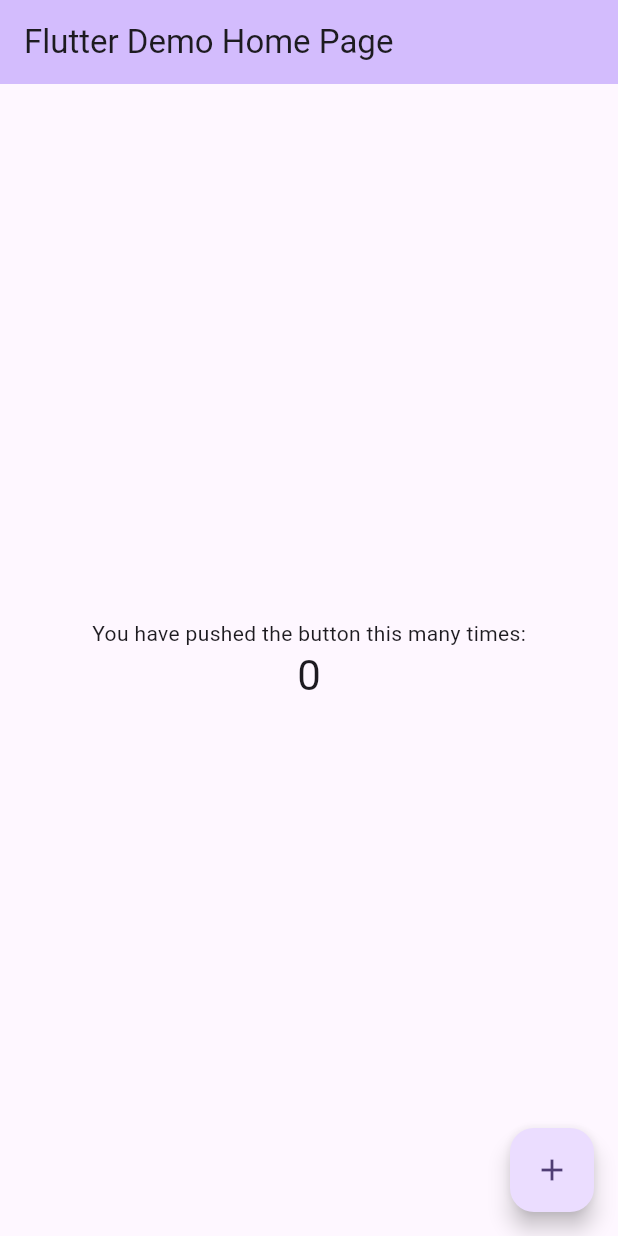
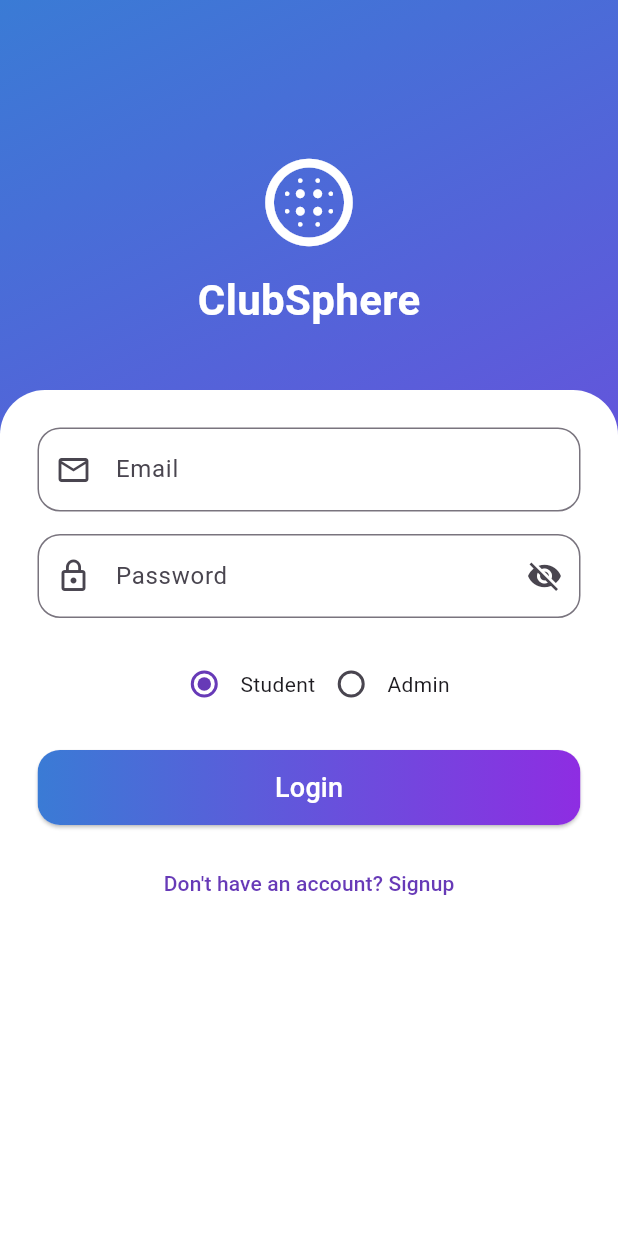
Before and after one commit to Deepanshu-Singh-Rathore/club_management, a Flutter app: the screen it shows after launch, on a phone screen of 412 x 824 dp. Run offline on Flutter 3.47's test engine with Material 3 defaults, Android fonts, the phone set to English and light mode, and no system bars.

Commit message:
Initial commit - Club Management App

```diff
--- a/club_management_app/lib/main.dart
+++ b/club_management_app/lib/main.dart
@@ -1,122 +1,21 @@
 import 'package:flutter/material.dart';
+import 'screens/login_screen.dart';
+import 'screens/signup_screen.dart';
 
 void main() {
-  runApp(const MyApp());
+  runApp(MyApp());
 }
 
 class MyApp extends StatelessWidget {
-  const MyApp({super.key});
-
-  // This widget is the root of your application.
   @override
   Widget build(BuildContext context) {
     return MaterialApp(
-      title: 'Flutter Demo',
-      theme: ThemeData(
-        // This is the theme of your application.
-        //
-        // TRY THIS: Try running your application with "flutter run". You'll see
-        // the application has a purple toolbar. Then, without quitting the app,
-        // try changing the seedColor in the colorScheme below to Colors.green
-        // and then invoke "hot reload" (save your changes or press the "hot
-        // reload" button in a Flutter-supported IDE, or press "r" if you used
-        // the command line to start the app).
-        //
-        // Notice that the counter didn't reset back to zero; the application
-        // state is not lost during the reload. To reset the state, use hot
-        // restart instead.
-        //
-        // This works for code too, not just values: Most code changes can be
-        // tested with just a hot reload.
-        colorScheme: .fromSeed(seedColor: Colors.deepPurple),
-      ),
-      home: const MyHomePage(title: 'Flutter Demo Home Page'),
+      debugShowCheckedModeBanner: false,
+      title: "ClubSphere",
+      routes: {
+        "/": (context) => LoginScreen(),
+        "/signup": (context) => SignupScreen(),
+      },
     );
   }
 }
-
-class MyHomePage extends StatefulWidget {
-  const MyHomePage({super.key, required this.title});
-
-  // This widget is the home page of your application. It is stateful, meaning
-  // that it has a State object (defined below) that contains fields that affect
-  // how it looks.
-
-  // This class is the configuration for the state. It holds the values (in this
-  // case the title) provided by the parent (in this case the App widget) and
-  // used by the build method of the State. Fields in a Widget subclass are
-  // always marked "final".
-
-  final String title;
-
-  @override
-  State<MyHomePage> createState() => _MyHomePageState();
-}
-
-class _MyHomePageState extends State<MyHomePage> {
-  int _counter = 0;
-
-  void _incrementCounter() {
-    setState(() {
-      // This call to setState tells the Flutter framework that something has
-      // changed in this State, which causes it to rerun the build method below
-      // so that the display can reflect the updated values. If we changed
-      // _counter without calling setState(), then the build method would not be
-      // called again, and so nothing would appear to happen.
-      _counter++;
-    });
-  }
-
-  @override
-  Widget build(BuildContext context) {
-    // This method is rerun every time setState is called, for instance as done
-    // by the _incrementCounter method above.
-    //
-    // The Flutter framework has been optimized to make rerunning build methods
-    // fast, so that you can just rebuild anything that needs updating rather
-    // than having to individually change instances of widgets.
-    return Scaffold(
-      appBar: AppBar(
-        // TRY THIS: Try changing the color here to a specific color (to
-        // Colors.amber, perhaps?) and trigger a hot reload to see the AppBar
-        // change color while the other colors stay the same.
-        backgroundColor: Theme.of(context).colorScheme.inversePrimary,
-        // Here we take the value from the MyHomePage object that was created by
-        // the App.build method, and use it to set our appbar title.
-        title: Text(widget.title),
-      ),
-      body: Center(
-        // Center is a layout widget. It takes a single child and positions it
-        // in the middle of the parent.
-        child: Column(
-          // Column is also a layout widget. It takes a list of children and
-          // arranges them vertically. By default, it sizes itself to fit its
-          // children horizontally, and tries to be as tall as its parent.
-          //
-          // Column has various properties to control how it sizes itself and
-          // how it positions its children. Here we use mainAxisAlignment to
-          // center the children vertically; the main axis here is the vertical
-          // axis because Columns are vertical (the cross axis would be
-          // horizontal).
-          //
-          // TRY THIS: Invoke "debug painting" (choose the "Toggle Debug Paint"
-          // action in the IDE, or press "p" in the console), to see the
-          // wireframe for each widget.
-          mainAxisAlignment: .center,
-          children: [
-            const Text('You have pushed the button this many times:'),
-            Text(
-              '$_counter',
-              style: Theme.of(context).textTheme.headlineMedium,
-            ),
-          ],
-        ),
-      ),
-      floatingActionButton: FloatingActionButton(
-        onPressed: _incrementCounter,
-        tooltip: 'Increment',
-        child: const Icon(Icons.add),
-      ),
-    );
-  }
-}
--- /dev/null
+++ b/club_management_app/lib/screens/login_screen.dart
@@ -0,0 +1,230 @@
+import 'package:flutter/material.dart';
+import 'signup_screen.dart';
+import 'home_screen.dart';
+import 'OTP_screen.dart';
+
+class LoginScreen extends StatefulWidget {
+  @override
+  _LoginScreenState createState() => _LoginScreenState();
+}
+
+class _LoginScreenState extends State<LoginScreen> {
+  final emailController = TextEditingController();
+  final passwordController = TextEditingController();
+
+  bool isPasswordVisible = false;
+  String selectedRole = "student";
+
+  @override
+  Widget build(BuildContext context) {
+    return Scaffold(
+      body: Stack(
+        children: [
+          /// 🔵 Gradient Background
+          Container(
+            decoration: BoxDecoration(
+              gradient: LinearGradient(
+                colors: [Color(0xFF3A7BD5), Color(0xFF8E2DE2)],
+                begin: Alignment.topLeft,
+                end: Alignment.bottomRight,
+              ),
+            ),
+          ),
+
+          /// 🔵 Main Content
+          Column(
+            children: [
+              SizedBox(height: 100),
+
+              /// Logo
+              Icon(Icons.blur_circular, size: 70, color: Colors.white),
+
+              SizedBox(height: 10),
+
+              /// Title
+              Text(
+                "ClubSphere",
+                style: TextStyle(
+                  color: Colors.white,
+                  fontSize: 28,
+                  fontWeight: FontWeight.bold,
+                ),
+              ),
+
+              SizedBox(height: 40),
+
+              /// White Card
+              Expanded(
+                child: Container(
+                  padding: EdgeInsets.all(25),
+                  decoration: BoxDecoration(
+                    color: Colors.white,
+                    borderRadius: BorderRadius.only(
+                      topLeft: Radius.circular(30),
+                      topRight: Radius.circular(30),
+                    ),
+                  ),
+                  child: SingleChildScrollView(
+                    child: Column(
+                      children: [
+                        /// Email Field
+                        TextField(
+                          controller: emailController,
+                          decoration: InputDecoration(
+                            prefixIcon: Icon(Icons.email_outlined),
+                            labelText: "Email",
+                            border: OutlineInputBorder(
+                              borderRadius: BorderRadius.circular(15),
+                            ),
+                          ),
+                        ),
+
+                        SizedBox(height: 15),
+
+                        /// Password Field
+                        TextField(
+                          controller: passwordController,
+                          obscureText: !isPasswordVisible,
+                          decoration: InputDecoration(
+                            prefixIcon: Icon(Icons.lock_outline),
+                            labelText: "Password",
+                            border: OutlineInputBorder(
+                              borderRadius: BorderRadius.circular(15),
+                            ),
+                            suffixIcon: IconButton(
+                              icon: Icon(
+                                isPasswordVisible
+                                    ? Icons.visibility
+                                    : Icons.visibility_off,
+                              ),
+                              onPressed: () {
+                                setState(() {
+                                  isPasswordVisible = !isPasswordVisible;
+                                });
+                              },
+                            ),
+                          ),
+                        ),
+
+                        SizedBox(height: 20),
+
+                        /// Role Selection
+                        Row(
+                          mainAxisAlignment: MainAxisAlignment.center,
+                          children: [
+                            Radio(
+                              value: "student",
+                              groupValue: selectedRole,
+                              activeColor: Colors.deepPurple,
+                              onChanged: (value) {
+                                setState(() {
+                                  selectedRole = value.toString();
+                                });
+                              },
+                            ),
+                            Text("Student"),
+
+                            Radio(
+                              value: "admin",
+                              groupValue: selectedRole,
+                              activeColor: Colors.deepPurple,
+                              onChanged: (value) {
+                                setState(() {
+                                  selectedRole = value.toString();
+                                });
+                              },
+                            ),
+                            Text("Admin"),
+                          ],
+                        ),
+
+                        SizedBox(height: 20),
+
+                        /// Gradient Login Button
+                        SizedBox(
+                          width: double.infinity,
+                          height: 50,
+                          child: ElevatedButton(
+                            style: ElevatedButton.styleFrom(
+                              shape: RoundedRectangleBorder(
+                                borderRadius: BorderRadius.circular(15),
+                              ),
+                              padding: EdgeInsets.zero,
+                            ),
+                            onPressed: () {
+                              if (emailController.text.isEmpty ||
+                                  passwordController.text.isEmpty) {
+                                ScaffoldMessenger.of(context).showSnackBar(
+                                  SnackBar(
+                                    content: Text("Please fill all fields"),
+                                  ),
+                                );
+                              } else {
+                                /// ✅ Notification
+                                ScaffoldMessenger.of(context).showSnackBar(
+                                  SnackBar(
+                                    content: Text("OTP Sent Successfully 📩"),
+                                    backgroundColor: Colors.green,
+                                  ),
+                                );
+
+                                /// ✅ Go To OTP Screen
+                                Navigator.push(
+                                  context,
+                                  MaterialPageRoute(
+                                    builder: (_) => OTPScreen(),
+                                  ),
+                                );
+                              }
+                            },
+                            child: Ink(
+                              decoration: BoxDecoration(
+                                gradient: LinearGradient(
+                                  colors: [
+                                    Color(0xFF3A7BD5),
+                                    Color(0xFF8E2DE2),
+                                  ],
+                                ),
+                                borderRadius: BorderRadius.circular(15),
+                              ),
+                              child: Container(
+                                alignment: Alignment.center,
+                                child: Text(
+                                  "Login",
+                                  style: TextStyle(
+                                    color: Colors.white,
+                                    fontSize: 18,
+                                  ),
+                                ),
+                              ),
+                            ),
+                          ),
+                        ),
+
+                        SizedBox(height: 15),
+
+                        /// Signup Option
+                        TextButton(
+                          onPressed: () {
+                            Navigator.push(
+                              context,
+                              MaterialPageRoute(builder: (_) => SignupScreen()),
+                            );
+                          },
+                          child: Text(
+                            "Don't have an account? Signup",
+                            style: TextStyle(color: Colors.deepPurple),
+                          ),
+                        ),
+                      ],
+                    ),
+                  ),
+                ),
+              ),
+            ],
+          ),
+        ],
+      ),
+    );
+  }
+}
--- /dev/null
+++ b/club_management_app/lib/services/auth_service.dart
@@ -0,0 +1,14 @@
+class AuthService {
+  static Future login(String email, String password, String role) async {
+    print("Login -> $email, $password, $role");
+    // Backend API call future me yaha add karenge
+  }
+
+  static Future signup(String email, String password, String role) async {
+    print("Signup -> $email, $password, $role");
+  }
+
+  static Future verifyOtp(String email, String otp) async {
+    print("Verify OTP -> $email, $otp");
+  }
+}
```
Also changed, not shown: club_management_app/lib/screens/OTP_screen.dart (added, +65 -0 lines), club_management_app/lib/screens/home_screen.dart (added, +17 -0 lines), club_management_app/lib/screens/signup_screen.dart (added, +103 -0 lines).
